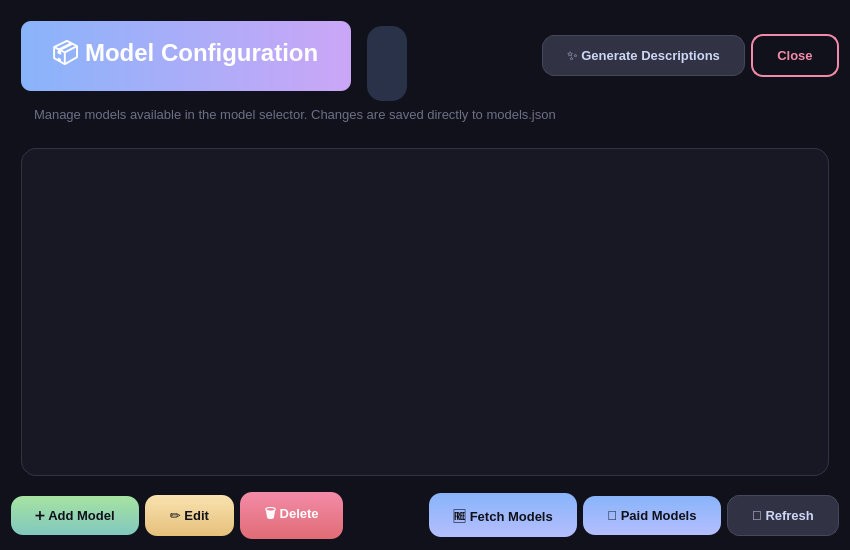
First picture: the form in ui_designer/model_manager.ui, repository Arean82/llm_chat_app, before the edit.
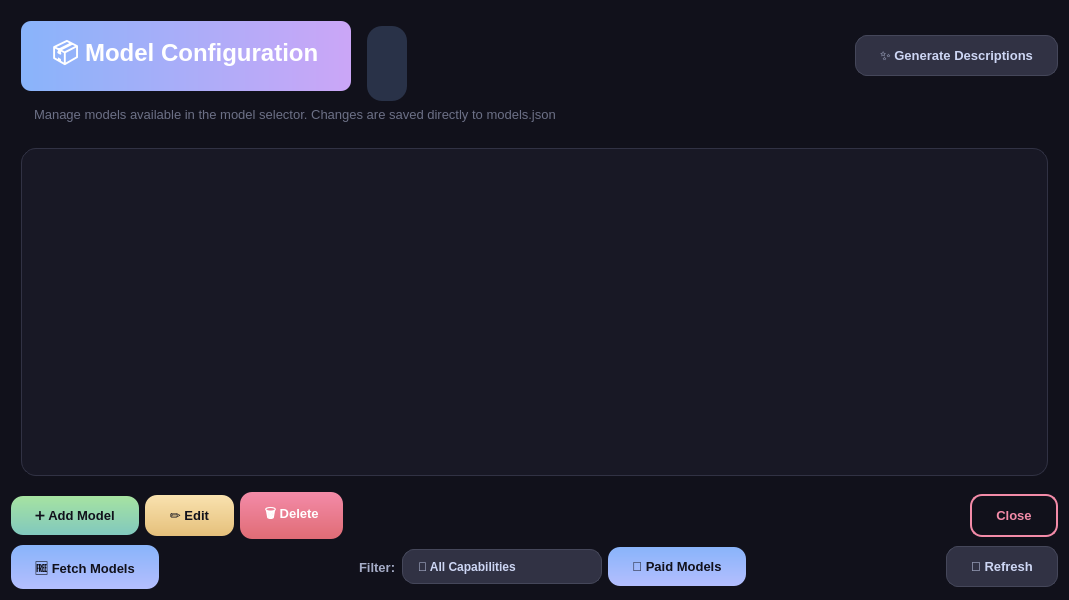
Second picture: the form after the edit.

Commit message: feat(ui): implement dynamic model capability filtering and catalog expansion

The edit to the form file:
```diff
--- a/ui_designer/model_manager.ui
+++ b/ui_designer/model_manager.ui
@@ -6,8 +6,8 @@
    <rect>
     <x>0</x>
     <y>0</y>
-    <width>850</width>
-    <height>550</height>
+    <width>1069</width>
+    <height>600</height>
    </rect>
   </property>
   <property name="windowTitle">
@@ -184,13 +184,6 @@
        </property>
       </widget>
      </item>
-     <item>
-      <widget class="QPushButton" name="close_btn">
-       <property name="text">
-        <string>Close</string>
-       </property>
-      </widget>
-     </item>
     </layout>
    </item>
    <item>
@@ -233,12 +226,23 @@
        </property>
        <property name="sizeHint" stdset="0">
         <size>
-         <width>0</width>
-         <height>0</height>
+         <width>40</width>
+         <height>20</height>
         </size>
        </property>
       </spacer>
      </item>
+     <item>
+      <widget class="QPushButton" name="close_btn">
+       <property name="text">
+        <string>Close</string>
+       </property>
+      </widget>
+     </item>
+    </layout>
+   </item>
+   <item>
+    <layout class="QHBoxLayout" name="horizontalLayout">
      <item>
       <widget class="QPushButton" name="fetch_free_btn">
        <property name="text">
@@ -246,6 +250,94 @@
        </property>
       </widget>
      </item>
+     <item>
+      <spacer name="horizontalSpacer_2">
+       <property name="orientation">
+        <enum>Qt::Orientation::Horizontal</enum>
+       </property>
+       <property name="sizeHint" stdset="0">
+        <size>
+         <width>40</width>
+         <height>20</height>
+        </size>
+       </property>
+      </spacer>
+     </item>
+     <item>
+      <widget class="QLabel" name="filter_label">
+       <property name="styleSheet">
+        <string notr="true">color: #a6adc8; font-weight: bold; font-size: 13px;</string>
+       </property>
+       <property name="text">
+        <string>Filter:</string>
+       </property>
+      </widget>
+     </item>
+     <item>
+      <widget class="QComboBox" name="capability_filter">
+       <property name="minimumSize">
+        <size>
+         <width>200</width>
+         <height>35</height>
+        </size>
+       </property>
+       <property name="styleSheet">
+        <string notr="true">QComboBox {
+    background-color: #313244;
+    border: 1px solid #45475a;
+    border-radius: 12px;
+    padding: 5px 15px;
+    color: #cdd6f4;
+    font-weight: bold;
+}
+QComboBox::drop-down {
+    border: none;
+}
+QComboBox QAbstractItemView {
+    background-color: #1e1e2e;
+    color: #cdd6f4;
+    selection-background-color: rgba(137, 180, 250, 0.2);
+    selection-color: #89b4fa;
+    border: 1px solid #45475a;
+}</string>
+       </property>
+        <item>
+         <property name="text">
+          <string>🌐 All Capabilities</string>
+         </property>
+        </item>
+        <item>
+         <property name="text">
+          <string>💬 General Chat</string>
+         </property>
+        </item>
+        <item>
+         <property name="text">
+          <string>🛠️ Supports Tools</string>
+         </property>
+        </item>
+        <item>
+         <property name="text">
+          <string>👁️ Multimodal / Vision</string>
+         </property>
+        </item>
+        <item>
+         <property name="text">
+          <string>🔌 Embeddings</string>
+         </property>
+        </item>
+        <item>
+         <property name="text">
+          <string>🔄 Rerankers</string>
+         </property>
+        </item>
+        <item>
+         <property name="text">
+          <string>🎙️ Audio / Voice</string>
+         </property>
+        </item>
+       </widget>
+      </item>
      <item>
       <widget class="QPushButton" name="fetch_paid_btn">
        <property name="text">
@@ -253,6 +345,19 @@
        </property>
       </widget>
      </item>
+     <item>
+      <spacer name="horizontalSpacer_3">
+       <property name="orientation">
+        <enum>Qt::Orientation::Horizontal</enum>
+       </property>
+       <property name="sizeHint" stdset="0">
+        <size>
+         <width>40</width>
+         <height>20</height>
+        </size>
+       </property>
+      </spacer>
+     </item>
      <item>
       <widget class="QPushButton" name="refresh_btn">
        <property name="text">
```
The commit also changes 13 other files.
